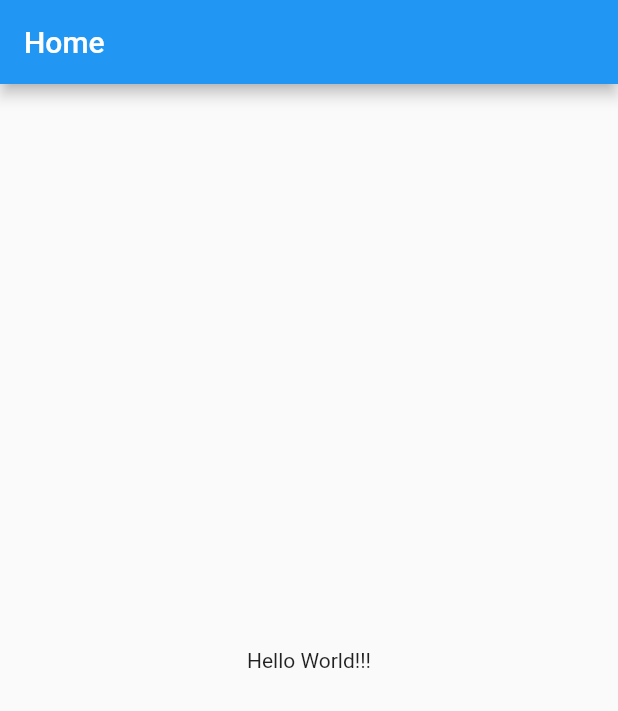
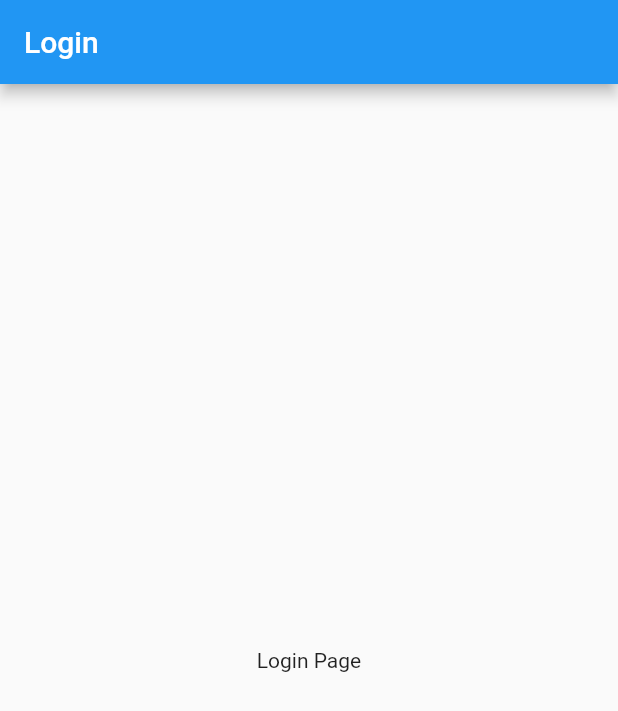
Before and after one commit to AUNG533/my_authen, a Flutter app: the screen it shows after launch, on a phone screen of 412 x 824 dp. Shown: the top 711 px of the screen. Run offline on Flutter 3.47's test engine with Material 2 defaults, Android fonts, the phone set to English and light mode, and no system bars.

Commit message:
add file lodgin, home, and routes

```diff
--- /dev/null
+++ b/lib/home.dart
@@ -0,0 +1,22 @@
+// ignore_for_file: prefer_const_constructors
+
+import 'package:flutter/material.dart';
+
+class Home extends StatefulWidget {
+  const Home({Key? key}) : super(key: key);
+
+  @override
+  State<Home> createState() => _HomeState();
+}
+
+class _HomeState extends State<Home> {
+  @override
+  Widget build(BuildContext context) {
+    return Scaffold(
+      appBar: AppBar(
+        title: Text("Home"),
+      ),
+      body: Center(child: Text("Home Page"),),
+    );
+  }
+}
--- /dev/null
+++ b/lib/login.dart
@@ -0,0 +1,21 @@
+// ignore_for_file: prefer_const_constructors
+import 'package:flutter/material.dart';
+
+class Login extends StatefulWidget {
+  const Login({Key? key}) : super(key: key);
+
+  @override
+  State<Login> createState() => _LoginState();
+}
+
+class _LoginState extends State<Login> {
+  @override
+  Widget build(BuildContext context) {
+    return Scaffold(
+      appBar: AppBar(
+        title: Text("Login"),
+      ),
+      body: Center(child: Text("Login Page"),),
+    );
+  }
+}
--- a/lib/main.dart
+++ b/lib/main.dart
@@ -1,43 +1,28 @@
+
+// ignore_for_file: prefer_const_constructors
+
 import 'package:flutter/material.dart';
+import 'login.dart';
+import 'home.dart';
 
 void main() {
-  runApp(const MyApp());
+  runApp(MyApp());
 }
 
 class MyApp extends StatelessWidget {
-  const MyApp({Key? key}) : super(key: key);
+  MyApp({Key? key}) : super(key: key);
+
+  final _rpute = <String, WidgetBuilder>{
+    '/login' : (context) => Login(),
+    '/home' : (context) => Home(),
+  };
 
   @override
   Widget build(BuildContext context) {
     return MaterialApp(
-      title: 'My App',
-      theme: ThemeData(
-        primarySwatch: Colors.blue,
-      ),
-      home: const MyHomePage(title: 'Home'),
+      title: "CM Feed Json",
+      home: Login(),
+      routes: _rpute,
     );
   }
 }
-
-class MyHomePage extends StatefulWidget {
-  const MyHomePage({Key? key, required this.title}) : super(key: key);
-
-  final String title;
-
-  @override
-  State<MyHomePage> createState() => _MyHomePageState();
-}
-
-class _MyHomePageState extends State<MyHomePage> {
-  @override
-  Widget build(BuildContext context) {
-    return Scaffold(
-      appBar: AppBar(
-        title: Text(widget.title),
-      ),
-      body: const Center(
-        child: Text("Hello World!!!"),
-      ),
-    );
-  }
-}
```
Also changed, not shown: 1 other file.
